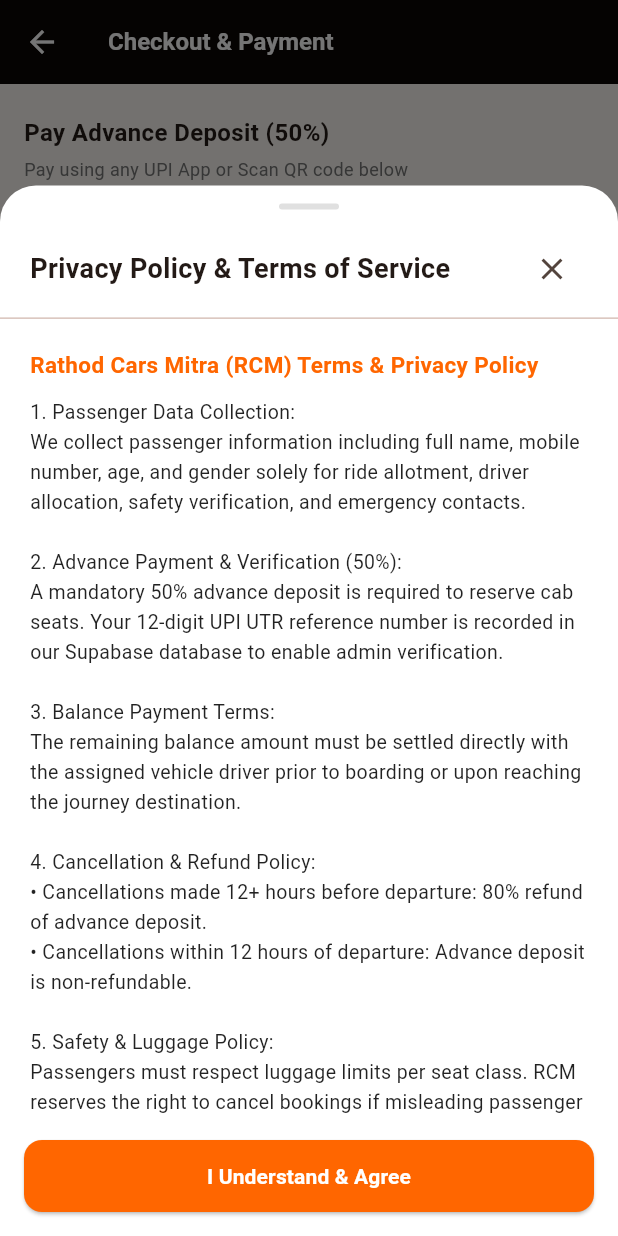
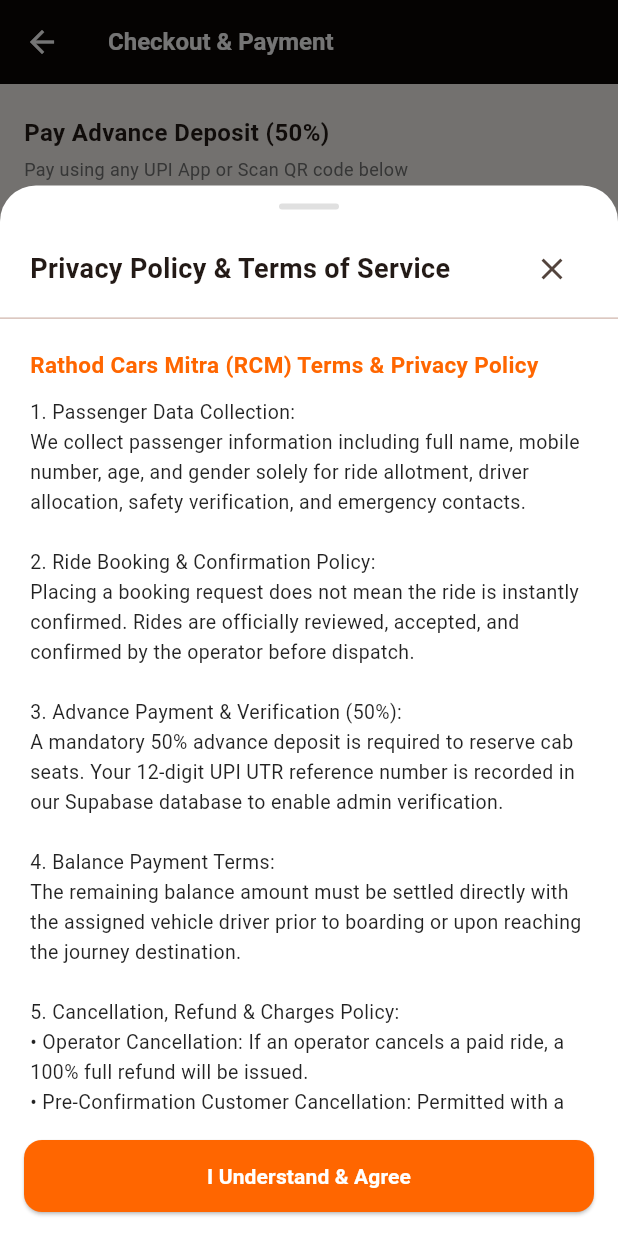
Before and after one commit to mithtechx/RathodCarsMitra.com, a Flutter app: the CheckoutPaymentScreen screen opened directly with empty values, scrolled down 558 dp, after a tap on "Privacy Policy", on a phone screen of 412 x 824 dp. Run offline on Flutter 3.47's test engine with Material 3 defaults, Android fonts, the phone set to English and light mode, and no system bars; drawn by our look-alikes of qr_flutter; our stand-ins replace image_picker, pdf, printing, supabase_flutter; missing offline and left inert: dart:html; accounts and stored records are empty.

Commit message:
Update checkout payment screen with updated privacy policy modal and booking terms

```diff
--- a/lib/features/passenger/checkout_payment_screen.dart
+++ b/lib/features/passenger/checkout_payment_screen.dart
@@ -161,17 +161,18 @@
                     Text(
                       '1. Passenger Data Collection:\n'
                       'We collect passenger information including full name, mobile number, age, and gender solely for ride allotment, driver allocation, safety verification, and emergency contacts.\n\n'
-                      '2. Advance Payment & Verification (50%):\n'
+                      '2. Ride Booking & Confirmation Policy:\n'
+                      'Placing a booking request does not mean the ride is instantly confirmed. Rides are officially reviewed, accepted, and confirmed by the operator before dispatch.\n\n'
+                      '3. Advance Payment & Verification (50%):\n'
                       'A mandatory 50% advance deposit is required to reserve cab seats. Your 12-digit UPI UTR reference number is recorded in our Supabase database to enable admin verification.\n\n'
-                      '3. Balance Payment Terms:\n'
+                      '4. Balance Payment Terms:\n'
                       'The remaining balance amount must be settled directly with the assigned vehicle driver prior to boarding or upon reaching the journey destination.\n\n'
-                      '4. Cancellation & Refund Policy:\n'
-                      '• Cancellations made 12+ hours before departure: 80% refund of advance deposit.\n'
-                      '• Cancellations within 12 hours of departure: Advance deposit is non-refundable.\n\n'
-                      '5. Safety & Luggage Policy:\n'
-                      'Passengers must respect luggage limits per seat class. RCM reserves the right to cancel bookings if misleading passenger counts or illegal goods are identified.\n\n'
-                      '6. Data Security:\n'
-                      'Your personal details are stored securely under encryption and are never sold or shared with external advertising partners.',
+                      '5. Cancellation, Refund & Charges Policy:\n'
+                      '• Operator Cancellation: If an operator cancels a paid ride, a 100% full refund will be issued.\n'
+                      '• Pre-Confirmation Customer Cancellation: Permitted with a 10% cancellation charge before official confirmation.\n'
+                      '• Post-Confirmation Customer Cancellation: Once confirmed by the operator, cancellations are non-refundable.\n\n'
+                      '6. Safety & Data Security:\n'
+                      'Passengers must respect luggage limits per seat class. Your personal details are stored securely under encryption and are never sold or shared with external advertising partners.',
                       style: TextStyle(fontSize: 13, height: 1.5, color: Colors.black87),
                     ),
                     SizedBox(height: 20),
```
